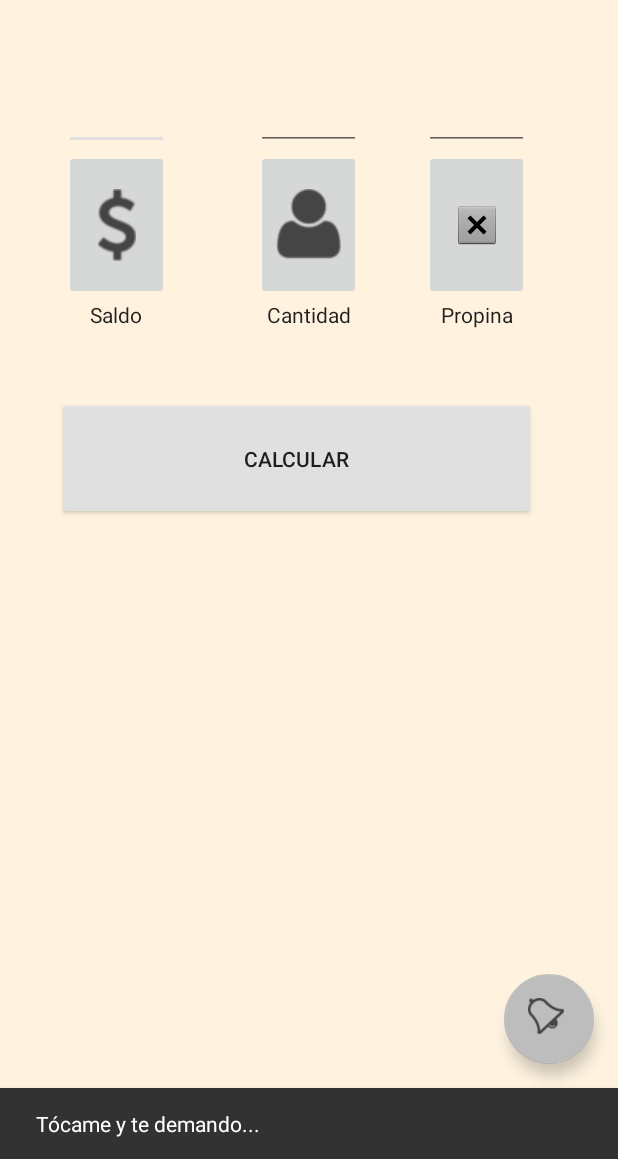
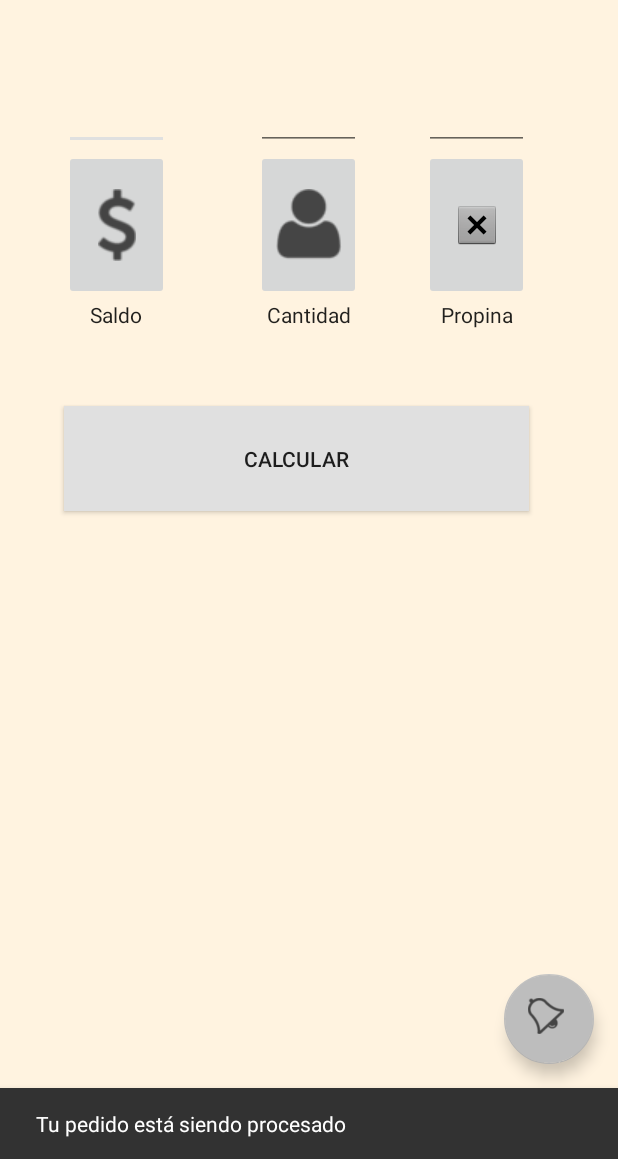
Before and after one commit to DevPlay/ilconto, an Android app: the screen it shows after launch (MainActivity), after a tap on an icon or button, on a phone screen of 412 x 824 dp, the part 77-1236 px from its top. Run offline under Robolectric (Android 15) with nearby library versions, the phone set to English and light mode, and no system bars; our stand-ins replace Firebase (no records; nobody signed in at launch, a user with empty details on screens opened directly).

Commit message:
Se cambio el texto en conexion con base de datos

```diff
--- a/app/src/main/java/com/prueba/principales/ilconto/MainActivity.java
+++ b/app/src/main/java/com/prueba/principales/ilconto/MainActivity.java
@@ -64,7 +64,7 @@ public class MainActivity extends AppCompatActivity {
             @Override
             public void onClick(View view) {
                 submitPost();
-                Snackbar.make(view, "Tócame y te demando...", Snackbar.LENGTH_LONG)
+                Snackbar.make(view, "Tu pedido está siendo procesado", Snackbar.LENGTH_LONG)
                         .setAction("Action", null).show();
             }
         });
@@ -75,7 +75,7 @@ public class MainActivity extends AppCompatActivity {
 
         String key = mDatabase.child("posts").push().getKey();
         Map<String, Object> postValues = new HashMap<>();
-        postValues.put("miClave", "miValor");
+        postValues.put("Accion", "Llamar al mozo");
 
         Map<String, Object> childUpdates = new HashMap<>();
         childUpdates.put("/posts/" + key, postValues);
--- a/app/src/main/java/com/prueba/principales/ilconto/opiniones.java
+++ b/app/src/main/java/com/prueba/principales/ilconto/opiniones.java
@@ -58,6 +58,7 @@ public class opiniones extends Fragment {
             mParam1 = getArguments().getString(ARG_PARAM1);
             mParam2 = getArguments().getString(ARG_PARAM2);
         }
+
     }
 
     @Override
```
